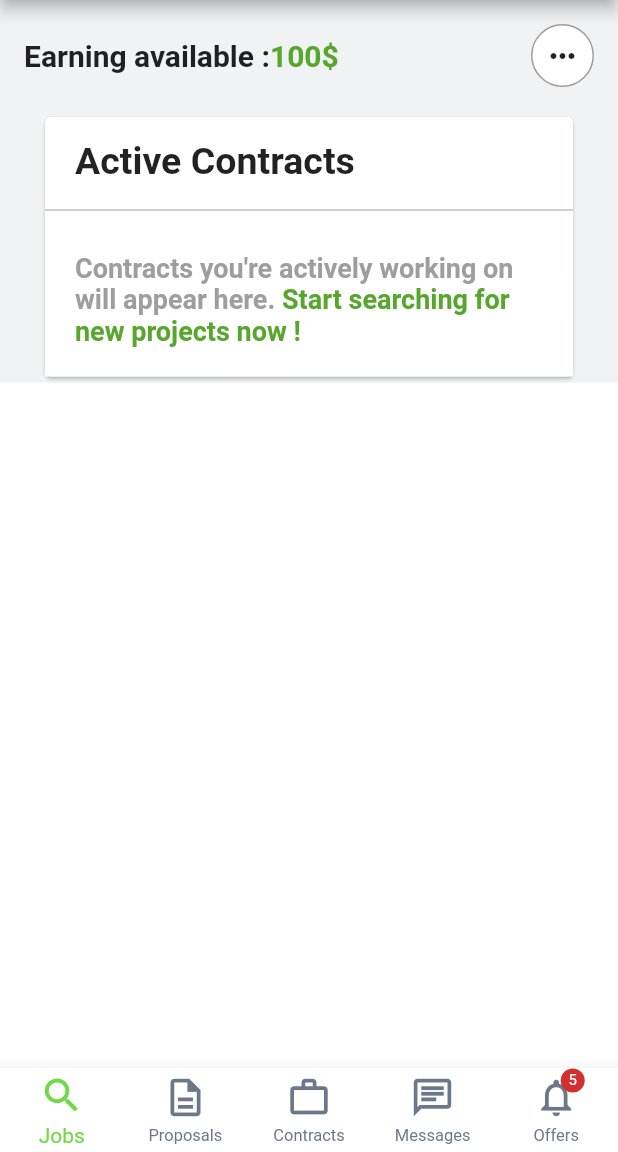
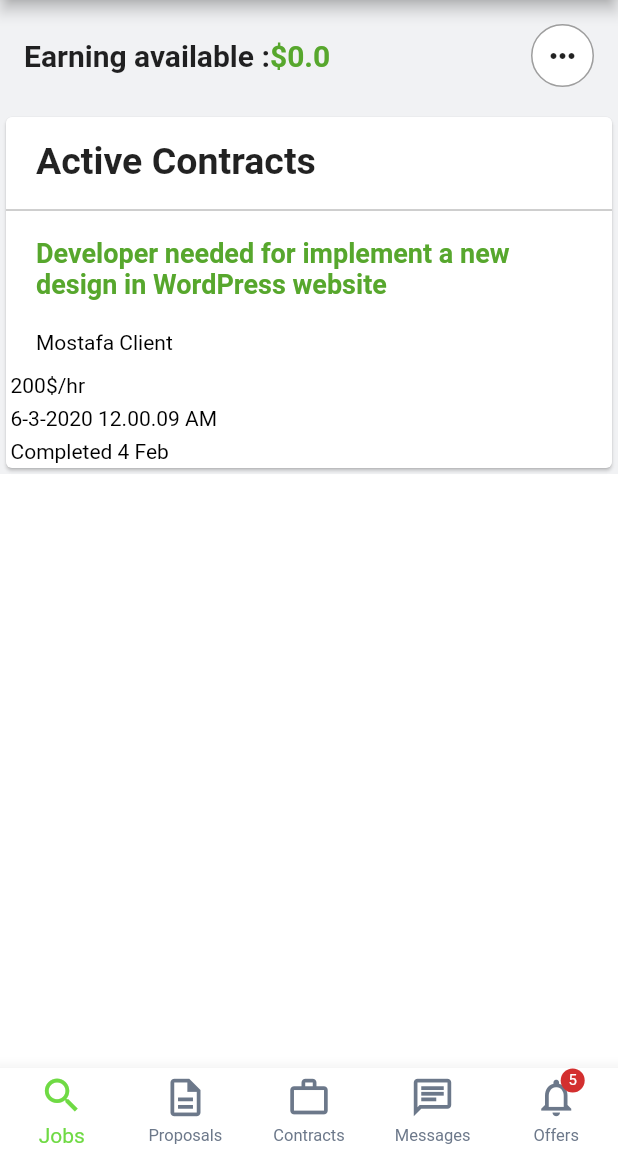
Before and after one commit to AhmedGamalSaiid/UpworkFlutter, a Flutter app: the Contracts screen opened by its route, on a phone screen of 412 x 824 dp, the part 84-1236 px from its top. Run offline on Flutter 3.47's test engine with Material 2 defaults, Android fonts, the phone set to English and light mode, and no system bars; drawn by our look-alikes of custom_navigation_bar; our stand-ins replace accordion, cloud_firestore, firebase_auth, firebase_core, firebase_storage, flutter_rating_bar and 6 more; missing offline and left inert: country_list_pick, country_pickers, dart:ffi, flutter_button, flutter_text_anchor; accounts and stored records are empty; network calls fail; project files that could hold a hidden picture were left out.

Commit message:
contract page

```diff
--- a/lib/View/Pages/TalentPages/Contracts.dart
+++ b/lib/View/Pages/TalentPages/Contracts.dart
@@ -1,19 +1,57 @@
 import 'dart:ui';
+import 'package:cloud_firestore/cloud_firestore.dart';
 import 'package:flutter/material.dart';
+import 'package:upwork/Models/JobData.dart';
+import 'package:upwork/Services/JobDataService.dart';
+import 'package:upwork/Services/UserDataService.dart';
 import 'package:upwork/View/components/Shared/CustomCircleAvatar.dart';
 import 'package:upwork/View/components/Shared/CustomDrawer.dart';
 import 'package:upwork/View/components/Shared/CustomMenuButton.dart';
 import 'package:upwork/View/components/Talent/ActiveContracts.dart';
 import 'package:upwork/View/components/Talent/BottomNav.dart';
+import 'package:cloud_firestore/cloud_firestore.dart';
+
+import '../../../firebaseApp.dart';
 
 class Contracts extends StatefulWidget {
+  List<String> jobid = [];
+  JobDataModel job;
+  List<JobDataModel> jobs = [];
   @override
   _ContractsState createState() => _ContractsState();
 }
 
 class _ContractsState extends State<Contracts> {
+  double totalearnings = 0.0;
+
+  getData() async {
+    await database
+        .collection('talent')
+        .doc(auth.currentUser.uid)
+        .collection('jobProposal')
+        .where('status', isEqualTo: 'closed')
+        .get()
+        .then((QuerySnapshot res) {
+      res.docs.forEach((doc) {
+        totalearnings += doc.data()['budget'];
+        widget.jobid.add(doc.data()['jobId']);
+        // });
+        // });
+      });
+    });
+    if (this.mounted) setState(() {});
+  }
+
+  getData1() async {
+    for (var i = 0; i < widget.jobid.length; i++) {
+      widget.job = await JobDataService().getJobData(widget.jobid[i]);
+    }
+    if (this.mounted) setState(() {});
+  }
+
   @override
   Widget build(BuildContext context) {
+    print(widget.jobid);
     return Scaffold(
       drawer: CustomDrawer(),
       appBar: AppBar(
@@ -50,7 +88,7 @@ class _ContractsState extends State<Contracts> {
                                 fontWeight: FontWeight.bold, fontSize: 20),
                           ),
                           Text(
-                            "100\$",
+                            r'$' + '${totalearnings}',
                             style: TextStyle(
                                 color: Color(0xff57A72D),
                                 fontSize: 20,
--- a/lib/View/Pages/TalentPages/myreports.dart
+++ b/lib/View/Pages/TalentPages/myreports.dart
@@ -47,6 +47,8 @@ class _ReportsPageState extends State<ReportsPage> {
         availablebudget += doc.data()['budget'];
       });
     });
+
+
 
     setState(() {});
   }
--- a/lib/View/components/Talent/ActiveContracts.dart
+++ b/lib/View/components/Talent/ActiveContracts.dart
@@ -8,8 +8,9 @@ class ActiveContracts extends StatefulWidget {
 class _ActiveContractsState extends State<ActiveContracts> {
   @override
   Widget build(BuildContext context) {
+    Size size = MediaQuery.of(context).size;
     return Container(
-      width: 360,
+      width: size.width * 7.0,
       child: Card(
         child: Column(
           crossAxisAlignment: CrossAxisAlignment.start,
@@ -25,29 +26,41 @@ class _ActiveContractsState extends State<ActiveContracts> {
             Divider(
               color: Colors.grey,
             ),
-            Container(
-              width: 360,
-              color: Colors.white,
-              child: Padding(
-                padding: const EdgeInsets.all(20.0),
-                child: RichText(
-                  text: TextSpan(
-                      text:
-                          "Contracts you're actively working on will appear here. ",
-                      style: TextStyle(
-                          fontSize: 18,
-                          color: Colors.grey,
-                          fontWeight: FontWeight.bold),
-                      children: [
-                        TextSpan(
-                            text: "Start searching for new projects now !",
-                            style: TextStyle(
-                              color: Color(0xff57A72D),
-                            ))
-                      ]),
-                ),
-              ),
-            )
+            Padding(
+                padding: const EdgeInsets.only(
+                    top: 10, bottom: 10, left: 20, right: 20),
+                child: Text(
+                  "Developer needed for implement a new design in WordPress website ",
+                  style: TextStyle(
+                      fontSize: 18,
+                      color: Color(0xff57A72D),
+                      fontWeight: FontWeight.bold),
+                )),
+            Padding(
+                padding: const EdgeInsets.only(
+                    top: 10, bottom: 10, left: 20, right: 20),
+                child: Text("Mostafa Client",
+                    style: TextStyle(
+                      color: Colors.black,
+                    ))),
+            Padding(
+                padding: const EdgeInsets.all(3),
+                child: Text("200" + r'$' + "/hr",
+                    style: TextStyle(
+                      color: Colors.black,
+                    ))),
+            Padding(
+                padding: const EdgeInsets.all(3),
+                child: Text("6-3-2020 12.00.09 AM",
+                    style: TextStyle(
+                      color: Colors.black,
+                    ))),
+            Padding(
+                padding: const EdgeInsets.all(3),
+                child: Text("Completed 4 Feb",
+                    style: TextStyle(
+                      color: Colors.black,
+                    ))),
           ],
         ),
       ),
```
